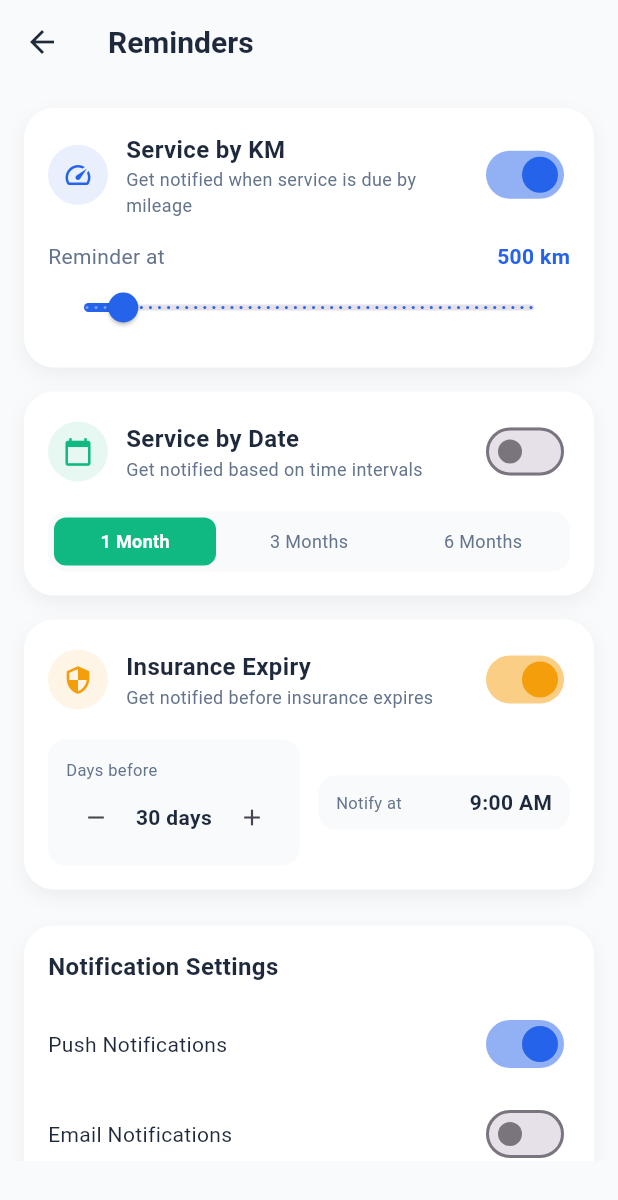
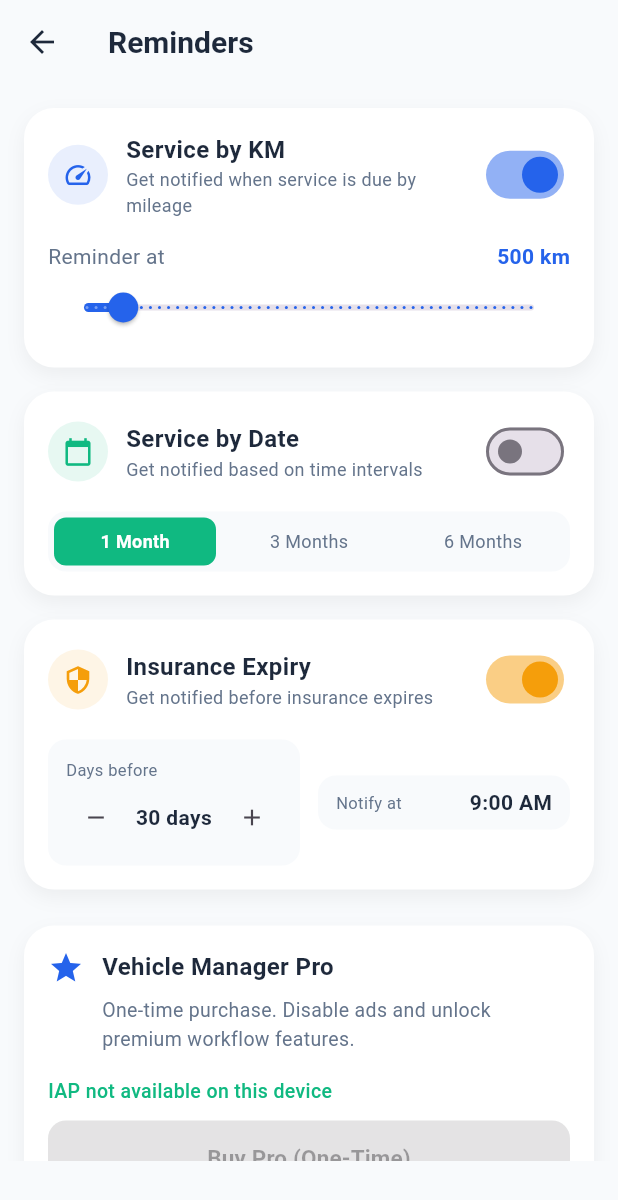
Before and after one commit to anistanyoganath/VehicleManager, a Flutter app: the screen it shows after launch, after a tap on the "settings" icon, on a phone screen of 412 x 824 dp. Shown: the top 1200 px of the screen. Run offline on Flutter 3.47's test engine with Material 3 defaults, Android fonts, the phone set to English and light mode, and no system bars; drawn by our look-alikes of google_mobile_ads; our stand-ins replace flutter_local_notifications, go_router, hive, hive_flutter, in_app_purchase, timezone; missing offline and left inert: gma_mediation_unity; accounts and stored records are empty; network calls fail.

Commit message:
IAP implementation

```diff
--- a/lib/core/utils/ads/ads_manager.dart
+++ b/lib/core/utils/ads/ads_manager.dart
@@ -20,6 +20,8 @@ class AdsManager {
     _isPro = value;
   }
 
+  bool get isPro => _isPro;
+
   Future<void> initAll() async {
     loadRewardedAd();
     loadInterstitialAd();
@@ -27,7 +29,7 @@ class AdsManager {
 
   // ---------------- Rewarded ----------------
   Future<void> loadRewardedAd() async {
-    if (_isRewardLoading || _rewardedAd != null) return;
+    if (_isPro || _isRewardLoading || _rewardedAd != null) return;
     _isRewardLoading = true;
 
     await RewardedAd.load(
--- a/lib/core/utils/ads/banner_ad.dart
+++ b/lib/core/utils/ads/banner_ad.dart
@@ -1,6 +1,7 @@
 import 'package:flutter/material.dart';
 import 'package:google_mobile_ads/google_mobile_ads.dart';
 import 'package:vehiclemanager/core/utils/ads/ad_ids.dart';
+import 'package:vehiclemanager/core/utils/ads/ads_manager.dart';
 import 'package:vehiclemanager/core/utils/ads/request_ads.dart';
 
 class BannerAdvert extends StatefulWidget {
@@ -34,6 +35,10 @@ class _BannerAdvertState extends State<BannerAdvert> {
 
   @override
   Widget build(BuildContext context) {
+    if (AdsManager().isPro) {
+      return const SizedBox.shrink();
+    }
+
     return _bannerAd != null
         ? SizedBox(
             width: _bannerAd!.size.width.toDouble(),
--- /dev/null
+++ b/lib/core/utils/iap_manager.dart
@@ -0,0 +1,136 @@
+import 'dart:async';
+
+import 'package:flutter/foundation.dart';
+import 'package:hive/hive.dart';
+import 'package:in_app_purchase/in_app_purchase.dart';
+import 'package:vehiclemanager/core/utils/ads/ads_manager.dart';
+import 'package:vehiclemanager/data/local_db/hive_service.dart';
+
+class IAPManager with ChangeNotifier {
+  IAPManager._internal();
+  static final IAPManager _instance = IAPManager._internal();
+  factory IAPManager() => _instance;
+
+  static const String productIdPro = 'vehicle_manager_pro';
+  static const String _settingsKeyIsPro = 'isPro';
+
+  final InAppPurchase _iap = InAppPurchase.instance;
+  late final StreamSubscription<List<PurchaseDetails>> _subscription;
+
+  bool _isAvailable = false;
+  bool _isLoading = false;
+  bool _isPro = false;
+  ProductDetails? _product;
+  String _statusMessage = '';
+
+  bool get isAvailable => _isAvailable;
+  bool get isLoading => _isLoading;
+  bool get isPro => _isPro;
+  ProductDetails? get product => _product;
+  String get statusMessage => _statusMessage;
+
+  Future<void> init() async {
+    _isAvailable = await _iap.isAvailable();
+    _subscription = _iap.purchaseStream.listen(
+      _onPurchaseUpdated,
+      onDone: () => _subscription.cancel(),
+      onError: (error) {
+        _statusMessage = 'Purchase stream error: $error';
+        notifyListeners();
+      },
+    );
+
+    await _loadProStatus();
+
+    if (_isAvailable) {
+      final response = await _iap.queryProductDetails({productIdPro});
+      if (response.notFoundIDs.isNotEmpty) {
+        _statusMessage = 'Product ID not found in store';
+      } else {
+        _product = response.productDetails.firstWhere(
+          (p) => p.id == productIdPro,
+          orElse: () => throw StateError('Pro product missing'),
+        );
+      }
+      notifyListeners();
+    } else {
+      _statusMessage = 'IAP not available on this device';
+      notifyListeners();
+    }
+  }
+
+  Future<void> _loadProStatus() async {
+    final box = Hive.box(HiveService.settingsBox);
+    _isPro = box.get(_settingsKeyIsPro, defaultValue: false) as bool;
+    AdsManager().setPro(_isPro);
+    notifyListeners();
+  }
+
+  Future<void> _saveProStatus(bool value) async {
+    final box = Hive.box(HiveService.settingsBox);
+    await box.put(_settingsKeyIsPro, value);
+    _isPro = value;
+    AdsManager().setPro(value);
+    notifyListeners();
+  }
+
+  Future<void> buyPro() async {
+    if (!_isAvailable || _product == null) {
+      _statusMessage = 'Store unavailable or product not loaded';
+      notifyListeners();
+      return;
+    }
+
+    _isLoading = true;
+    notifyListeners();
+
+    final purchaseParam = PurchaseParam(productDetails: _product!);
+
+    final success = await _iap.buyNonConsumable(purchaseParam: purchaseParam);
+
+    if (!success) {
+      _statusMessage = 'Purchase request failed';
+      _isLoading = false;
+      notifyListeners();
+    }
+  }
+
+  void _onPurchaseUpdated(List<PurchaseDetails> purchaseDetailsList) {
+    for (final purchaseDetails in purchaseDetailsList) {
+      if (purchaseDetails.productID != productIdPro) continue;
+
+      switch (purchaseDetails.status) {
+        case PurchaseStatus.pending:
+          _statusMessage = 'Purchase pending...';
+          break;
+        case PurchaseStatus.purchased:
+        case PurchaseStatus.restored:
+          _verifyPurchase(purchaseDetails);
+          break;
+        case PurchaseStatus.error:
+          _statusMessage =
+              'Purchase error: ${purchaseDetails.error?.message ?? 'unknown'}';
+          break;
+        case PurchaseStatus.canceled:
+          _statusMessage = 'Purchase canceled';
+          break;
+        default:
+          break;
+      }
+    }
+    notifyListeners();
+  }
+
+  Future<void> _verifyPurchase(PurchaseDetails purchaseDetails) async {
+    // TODO: Add real server-side purchase verification if required.
+    await _iap.completePurchase(purchaseDetails);
+    await _saveProStatus(true);
+    _statusMessage = 'Thanks for upgrading to Vehicle Manager Pro!';
+    _isLoading = false;
+    notifyListeners();
+  }
+
+  void disposeManager() {
+    _subscription.cancel();
+  }
+}
--- a/lib/features/reminders/reminder_settings_screen.dart
+++ b/lib/features/reminders/reminder_settings_screen.dart
@@ -1,7 +1,9 @@
 import 'package:flutter/material.dart';
 import 'package:hive/hive.dart';
+import 'package:provider/provider.dart';
 import 'package:vehiclemanager/core/theme/app_colors.dart';
 import 'package:vehiclemanager/core/utils/ads/banner_ad.dart';
+import 'package:vehiclemanager/core/utils/iap_manager.dart';
 import '../../data/local_db/hive_service.dart';
 
 class ReminderSettingsScreen extends StatefulWidget {
@@ -157,10 +159,146 @@ class _ReminderSettingsScreenState extends State<ReminderSettingsScreen> {
             child: _buildInsuranceSettings(),
           ),
           const SizedBox(height: 24),
+          _buildProUpgradeCard(),
+          const SizedBox(height: 24),
           _buildNotificationSettings(),
         ],
       ),
       bottomNavigationBar: const BannerAdvert(),
+    );
+  }
+
+  Widget _buildProUpgradeCard() {
+    return Consumer<IAPManager>(
+      builder: (context, iapManager, child) {
+        if (iapManager.isPro) {
+          return Container(
+            padding: const EdgeInsets.all(16),
+            decoration: BoxDecoration(
+              color: Colors.white,
+              borderRadius: BorderRadius.circular(20),
+              boxShadow: [
+                BoxShadow(
+                  color: Colors.black.withOpacity(0.05),
+                  blurRadius: 10,
+                  offset: const Offset(0, 5),
+                ),
+              ],
+            ),
+            child: Column(
+              crossAxisAlignment: CrossAxisAlignment.start,
+              children: [
+                Text(
+                  'Vehicle Manager Pro',
+                  style: TextStyle(
+                    color: AppColors.textPrimary,
+                    fontSize: 16,
+                    fontWeight: FontWeight.w600,
+                  ),
+                ),
+                const SizedBox(height: 8),
+                Text(
+                  'You are a Pro user. Ads are disabled and all premium features are enabled.',
+                  style: TextStyle(
+                    color: AppColors.textSecondary,
+                    fontSize: 13,
+                  ),
+                ),
+              ],
+            ),
+          );
+        }
+
+        return Container(
+          padding: const EdgeInsets.all(16),
+          decoration: BoxDecoration(
+            color: Colors.white,
+            borderRadius: BorderRadius.circular(20),
+            boxShadow: [
+              BoxShadow(
+                color: Colors.black.withOpacity(0.05),
+                blurRadius: 10,
+                offset: const Offset(0, 5),
+              ),
+            ],
+          ),
+          child: Column(
+            crossAxisAlignment: CrossAxisAlignment.start,
+            children: [
+              Row(
+                crossAxisAlignment: CrossAxisAlignment.start,
+                children: [
+                  Icon(Icons.star, color: AppColors.primary),
+                  const SizedBox(width: 12),
+                  Expanded(
+                    child: Column(
+                      crossAxisAlignment: CrossAxisAlignment.start,
+                      children: [
+                        Text(
+                          'Vehicle Manager Pro',
+                          style: TextStyle(
+                            color: AppColors.textPrimary,
+                            fontSize: 16,
+                            fontWeight: FontWeight.w600,
+                          ),
+                        ),
+                        const SizedBox(height: 8),
+                        Text(
+                          'One-time purchase. Disable ads and unlock premium workflow features.',
+                          style: TextStyle(
+                            color: AppColors.textSecondary,
+                            fontSize: 13,
+                          ),
+                        ),
+                      ],
+                    ),
+                  ),
+                ],
+              ),
+              const SizedBox(height: 16),
+              if (iapManager.statusMessage.isNotEmpty) ...[
+                Text(
+                  iapManager.statusMessage,
+                  style: TextStyle(
+                    color: AppColors.accent,
+                    fontSize: 13,
+                    fontWeight: FontWeight.w500,
+                  ),
+                ),
+                const SizedBox(height: 10),
+              ],
+              SizedBox(
+                width: double.infinity,
+                child: ElevatedButton(
+                  onPressed: iapManager.isLoading || iapManager.product == null
+                      ? null
+                      : () async {
+                          await iapManager.buyPro();
+                        },
+                  style: ElevatedButton.styleFrom(
+                    backgroundColor: AppColors.primary,
+                    shape: RoundedRectangleBorder(
+                      borderRadius: BorderRadius.circular(12),
+                    ),
+                  ),
+                  child: Padding(
+                    padding: const EdgeInsets.symmetric(vertical: 14),
+                    child: Text(
+                      iapManager.product != null
+                          ? 'Buy Pro (One-Time) - ${iapManager.product!.price}'
+                          : 'Buy Pro (One-Time)',
+                      style: const TextStyle(
+                        fontSize: 15,
+                        fontWeight: FontWeight.w600,
+                      ),
+                    ),
+                  ),
+                ),
+              ),
+            ],
+          ),
+        );
+      },
     );
   }
 
--- a/lib/main.dart
+++ b/lib/main.dart
@@ -2,6 +2,7 @@ import 'package:flutter/material.dart';
 import 'package:google_mobile_ads/google_mobile_ads.dart';
 import 'package:provider/provider.dart';
 import 'package:vehiclemanager/core/utils/ads/ad_consent.dart';
+import 'package:vehiclemanager/core/utils/iap_manager.dart';
 import 'core/theme/app_theme.dart';
 import 'core/services/notification_service.dart';
 import 'data/local_db/hive_service.dart';
@@ -19,6 +20,7 @@ void main() async {
   MobileAds.instance.initialize();
 
   await HiveService.init();
+  await IAPManager().init();
   await NotificationService.init();
   runApp(const MyApp());
 }
@@ -34,6 +36,7 @@ class MyApp extends StatelessWidget {
         ChangeNotifierProvider(create: (_) => ServiceController()),
         ChangeNotifierProvider(create: (_) => FuelController()),
         ChangeNotifierProvider(create: (_) => ReminderController()),
+        ChangeNotifierProvider(create: (_) => IAPManager()),
       ],
       child: MaterialApp.router(
         debugShowCheckedModeBanner: false,
--- a/pubspec.yaml
+++ b/pubspec.yaml
@@ -51,6 +51,7 @@ dependencies:
   timezone: ^0.9.4
   gma_mediation_unity: ^1.6.5
   google_mobile_ads: ^7.0.0
+  in_app_purchase: ^3.2.3
 
 dev_dependencies:
   flutter_test:
```
Also changed, not shown: pubspec.lock, 1 other file.
